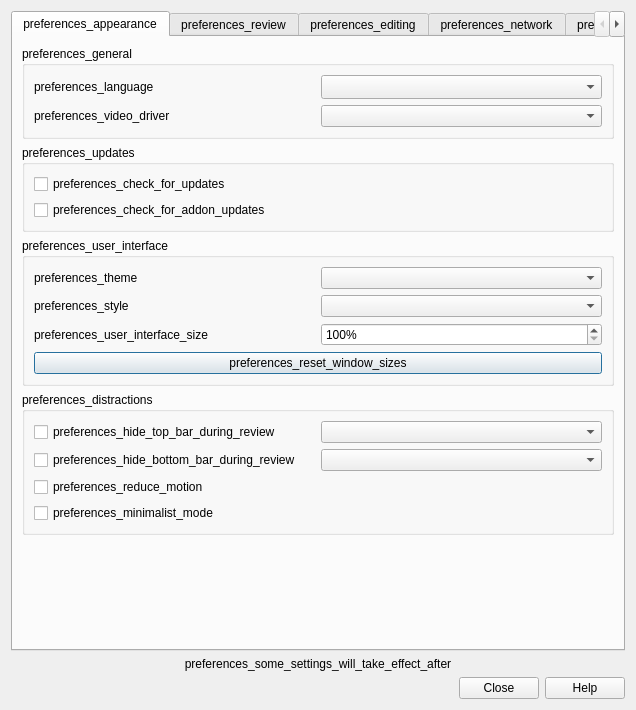
Above: qt/aqt/forms/preferences.ui from ankitects/anki before the change. Below: the same form after it.
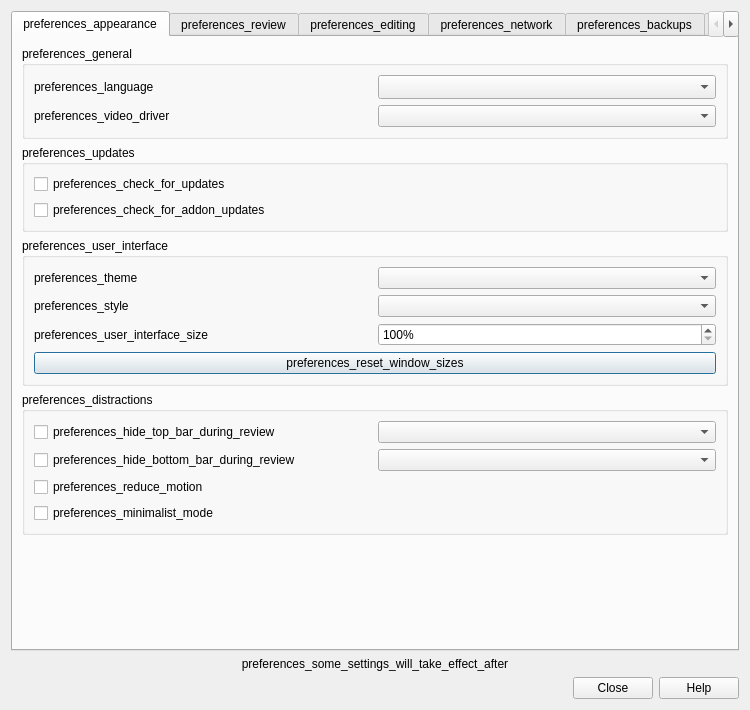
That is the form after the change.

Diff of the .ui file:
```diff
--- a/qt/aqt/forms/preferences.ui
+++ b/qt/aqt/forms/preferences.ui
@@ -6,7 +6,7 @@
    <rect>
     <x>0</x>
     <y>0</y>
-    <width>636</width>
+    <width>750</width>
     <height>710</height>
    </rect>
   </property>
```
